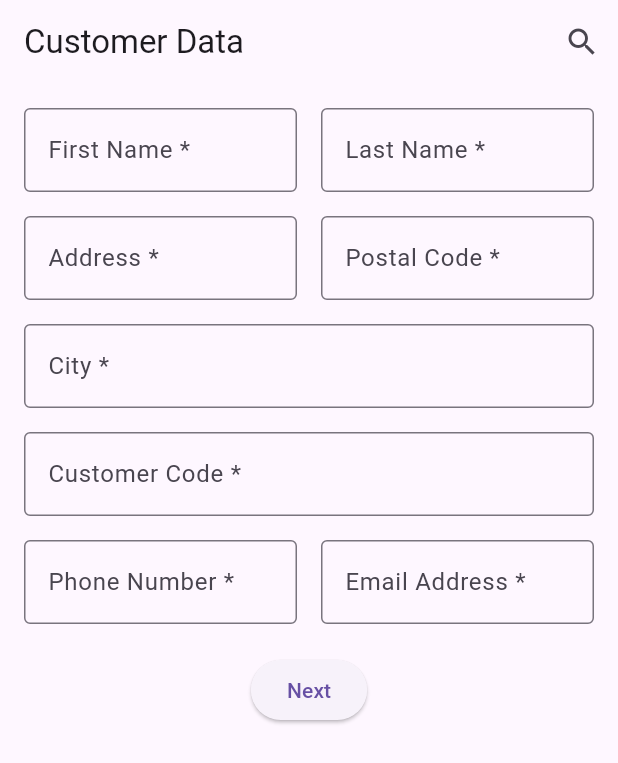
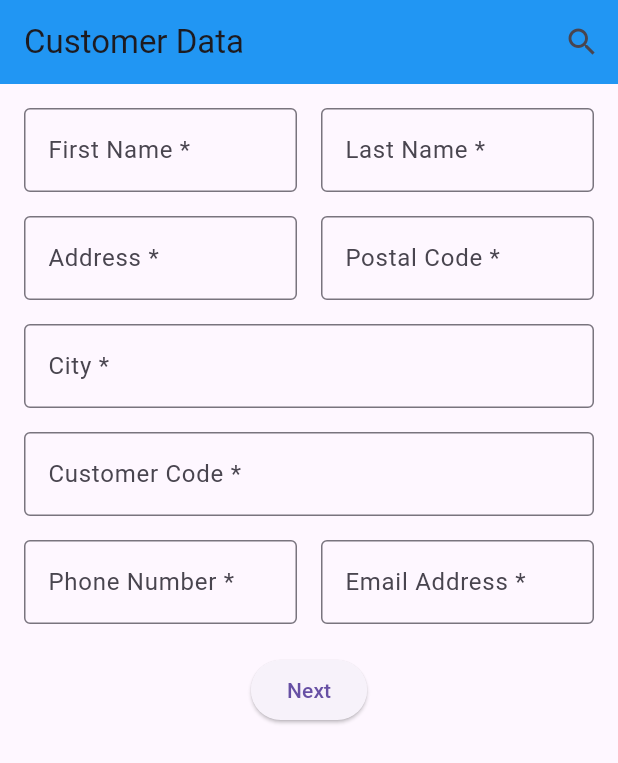
Before and after one commit to shenouda54/handy_notfall, a Flutter app: the screen it shows after launch, on a phone screen of 412 x 824 dp. Shown: the top 763 px of the screen. Run offline on Flutter 3.47's test engine with Material 3 defaults, Android fonts, the phone set to English and light mode, and no system bars.

Commit message:
start firebase 1.1

```diff
--- a/lib/main.dart
+++ b/lib/main.dart
@@ -1,6 +1,6 @@
 import 'package:flutter/cupertino.dart';
 import 'package:flutter/material.dart';
-import 'package:handy_notfall/splash_screen.dart';
+import 'package:handy_notfall/screens/splash_screen.dart';
 
 void main(){
   runApp(MyApp());
--- a/lib/screens/data_of_custmer_screen.dart
+++ b/lib/screens/data_of_custmer_screen.dart
@@ -1,3 +1,4 @@
+
 import 'package:flutter/material.dart';
 
 import 'data_telpone_screen.dart';
@@ -27,6 +28,7 @@ class _CustomerScreenState extends State<CustomerScreen> {
   Widget build(BuildContext context) {
     return Scaffold(
       appBar: AppBar(
+        backgroundColor: Colors.blue,
         title: !isSearching
             ? const Text('Customer Data')
             : TextField(
--- a/lib/screens/data_telpone_screen.dart
+++ b/lib/screens/data_telpone_screen.dart
@@ -1,3 +1,4 @@
+
 import 'package:flutter/material.dart';
 
 class DataTelponeScreen extends StatefulWidget {
--- a/lib/splash_screen.dart
+++ b/lib/screens/splash_screen.dart
@@ -1,6 +1,7 @@
+
 import 'package:flutter/material.dart';
 
-import 'screens/data_of_custmer_screen.dart';
+import 'data_of_custmer_screen.dart';
 
 class SplashScreen extends StatefulWidget {
   const SplashScreen({super.key});
```
Also changed, not shown: lib/login/login.dart (added), lib/login/signup.dart (added). Lines whose indentation alone changed are shown as unchanged.
